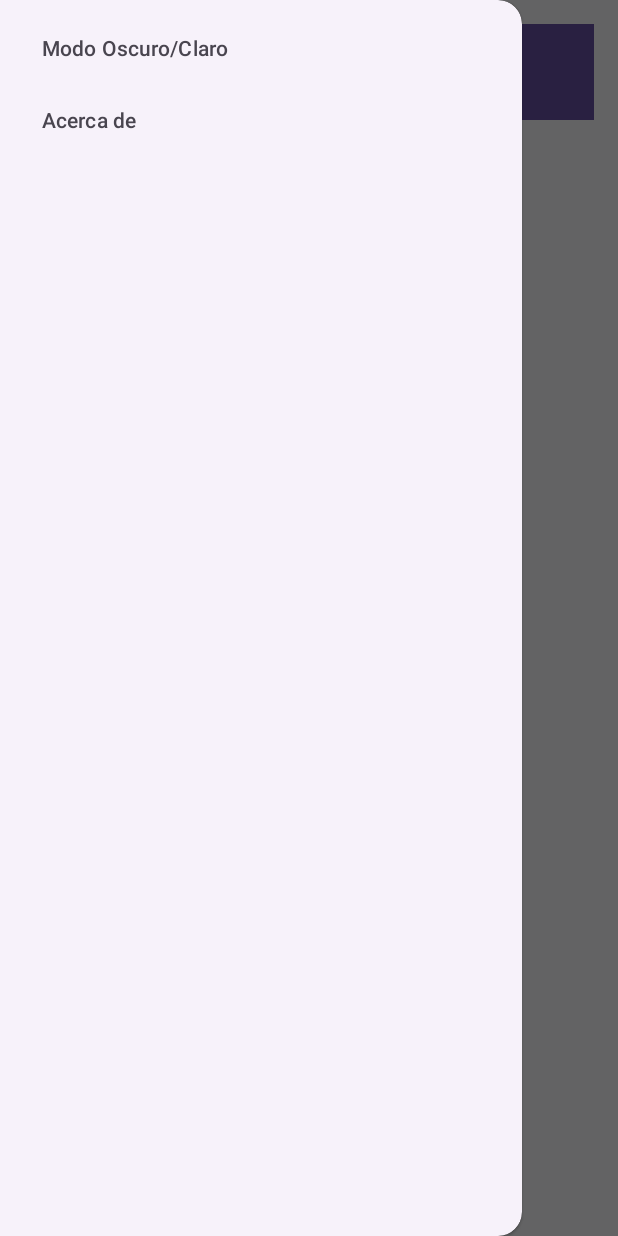
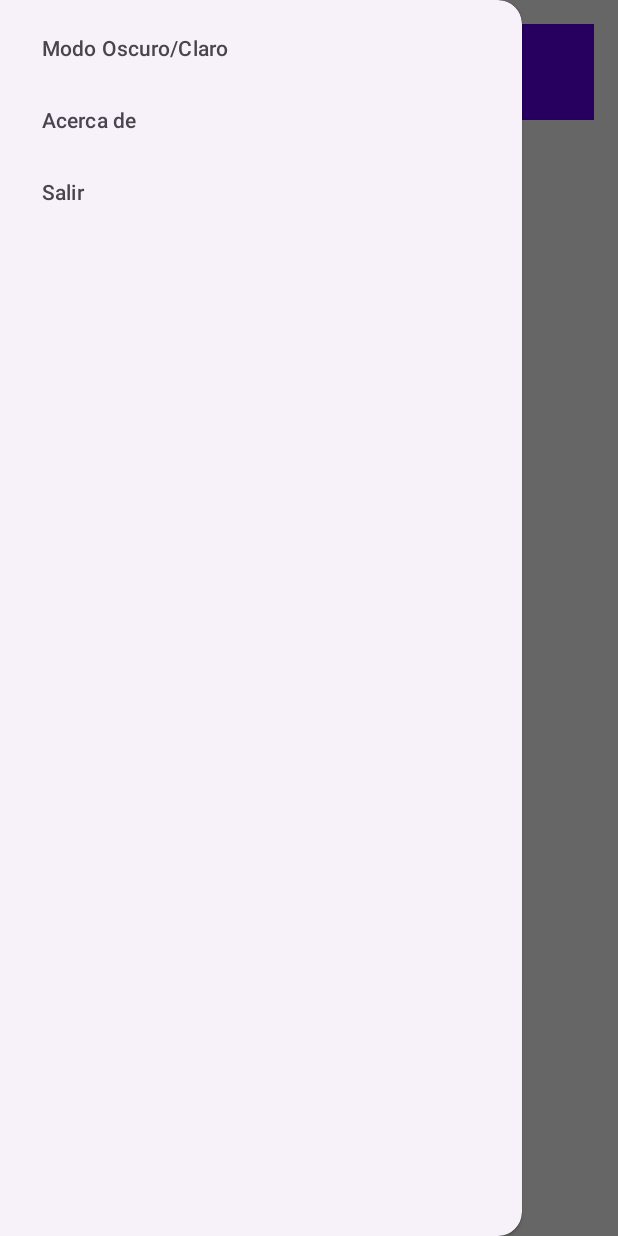
Before and after one commit to Jorgell01/RuletaApp, an Android app: the screen it shows after launch (MainActivity), with the side drawer open, on a phone screen of 412 x 824 dp. Run offline under Robolectric (Android 15) with nearby library versions, the phone set to English and light mode, and no system bars.

Commit message:
feat: add splash activity, navigator drawer and themes.

```diff
--- a/app/src/main/java/com/example/ruletaapp/MainActivity.kt
+++ b/app/src/main/java/com/example/ruletaapp/MainActivity.kt
@@ -2,23 +2,35 @@ package com.example.ruletaapp
 
 import android.content.Intent
 import android.os.Bundle
+import androidx.appcompat.app.ActionBarDrawerToggle
 import androidx.appcompat.app.AppCompatActivity
+import androidx.appcompat.app.AppCompatDelegate
 import androidx.core.view.GravityCompat
-import androidx.drawerlayout.widget.DrawerLayout
 import com.example.ruletaapp.databinding.ActivityMainBinding
 import com.example.ruletaapp.helpers.DialogosHelper
-import com.google.android.material.navigation.NavigationView
 
 class MainActivity : AppCompatActivity() {
     private lateinit var binding: ActivityMainBinding
-    private lateinit var drawerLayout: DrawerLayout
+    private lateinit var drawerToggle: ActionBarDrawerToggle
 
     override fun onCreate(savedInstanceState: Bundle?) {
         super.onCreate(savedInstanceState)
+        applySavedTheme()
         binding = ActivityMainBinding.inflate(layoutInflater)
         setContentView(binding.root)
 
-        drawerLayout = binding.drawerLayout
+        // Configurar Toolbar
+        setSupportActionBar(binding.toolbar)
+        supportActionBar?.setDisplayHomeAsUpEnabled(true)
+        supportActionBar?.setHomeAsUpIndicator(R.drawable.ic_menu)
+
+        // Configurar DrawerToggle
+        drawerToggle = ActionBarDrawerToggle(
+            this, binding.drawerLayout, binding.toolbar,
+            R.string.navigation_drawer_open, R.string.navigation_drawer_close
+        )
+        binding.drawerLayout.addDrawerListener(drawerToggle)
+        drawerToggle.syncState()
 
         // Configurar botones
         binding.btnJuego.setOnClickListener {
@@ -38,9 +50,18 @@ class MainActivity : AppCompatActivity() {
                 R.id.menu_acerca_de -> {
                     DialogosHelper.mostrarDialogoAcercaDe(this)
                 }
+                R.id.menu_salir -> {
+                    finishAffinity() // Cierra la aplicación
+                }
             }
-            drawerLayout.closeDrawer(GravityCompat.START)
+            binding.drawerLayout.closeDrawer(GravityCompat.START)
             true
         }
     }
+
+    private fun applySavedTheme() {
+        val sharedPreferences = getSharedPreferences(DialogosHelper.PREFS_NAME, MODE_PRIVATE)
+        val theme = sharedPreferences.getInt(DialogosHelper.PREF_THEME_KEY, AppCompatDelegate.MODE_NIGHT_NO)
+        AppCompatDelegate.setDefaultNightMode(theme)
+    }
 }
--- /dev/null
+++ b/app/src/main/java/com/example/ruletaapp/SplashActivity.kt
@@ -0,0 +1,20 @@
+package com.example.ruletaapp
+
+import android.content.Intent
+import android.os.Bundle
+import android.os.Handler
+import android.os.Looper
+import androidx.appcompat.app.AppCompatActivity
+
+class SplashActivity : AppCompatActivity() {
+    override fun onCreate(savedInstanceState: Bundle?) {
+        super.onCreate(savedInstanceState)
+        setContentView(R.layout.activity_splash)
+
+        // Esperar 3 segundos y luego iniciar MainActivity
+        Handler(Looper.getMainLooper()).postDelayed({
+            startActivity(Intent(this, MainActivity::class.java))
+            finish()
+        }, 3000) // 3000 milisegundos = 3 segundos
+    }
+}
--- /dev/null
+++ b/app/src/main/res/drawable/ic_menu.xml
@@ -0,0 +1,10 @@
+<!-- res/drawable/ic_menu.xml -->
+<vector xmlns:android="http://schemas.android.com/apk/res/android"
+    android:width="24dp"
+    android:height="24dp"
+    android:viewportWidth="24"
+    android:viewportHeight="24">
+    <path
+        android:fillColor="#000000"
+        android:pathData="M3,18h18v-2H3v2zM3,13h18v-2H3v2zM3,6v2h18V6H3z"/>
+</vector>
--- a/app/src/main/res/layout/activity_main.xml
+++ b/app/src/main/res/layout/activity_main.xml
@@ -4,18 +4,21 @@
     android:layout_height="match_parent"
     xmlns:app="http://schemas.android.com/apk/res-auto">
 
-    <RelativeLayout
+    <androidx.constraintlayout.widget.ConstraintLayout
         android:layout_width="match_parent"
         android:layout_height="match_parent"
         android:padding="16dp"
-        android:background="#F8F9FA">
+        android:background="?attr/colorBackground">
 
         <androidx.appcompat.widget.Toolbar
             android:id="@+id/toolbar"
-            android:layout_width="match_parent"
+            android:layout_width="0dp"
             android:layout_height="wrap_content"
             android:background="?attr/colorPrimary"
             android:theme="@style/ThemeOverlay.AppCompat.Dark.ActionBar"
+            app:layout_constraintEnd_toEndOf="parent"
+            app:layout_constraintStart_toStartOf="parent"
+            app:layout_constraintTop_toTopOf="parent"
             app:popupTheme="@style/ThemeOverlay.AppCompat.Light" />
 
         <!-- App Icon -->
@@ -23,8 +26,10 @@
             android:id="@+id/appIcon"
             android:layout_width="100dp"
             android:layout_height="100dp"
-            android:layout_centerHorizontal="true"
             android:src="@drawable/ruletaappicon"
+            app:layout_constraintTop_toBottomOf="@id/toolbar"
+            app:layout_constraintStart_toStartOf="parent"
+            app:layout_constraintEnd_toEndOf="parent"
             android:layout_marginTop="50dp" />
 
         <!-- Title -->
@@ -35,9 +40,10 @@
             android:text="RuletaApp"
             android:textSize="24sp"
             android:textStyle="bold"
-            android:textColor="#000000"
-            android:layout_below="@id/appIcon"
-            android:layout_centerHorizontal="true"
+            android:textColor="?attr/colorOnBackground"
+            app:layout_constraintTop_toBottomOf="@id/appIcon"
+            app:layout_constraintStart_toStartOf="parent"
+            app:layout_constraintEnd_toEndOf="parent"
             android:layout_marginTop="16dp" />
 
         <!-- Buttons -->
@@ -46,10 +52,11 @@
             android:layout_width="wrap_content"
             android:layout_height="wrap_content"
             android:text="Juego"
-            android:backgroundTint="#FF0000"
-            android:textColor="#FFFFFF"
-            android:layout_below="@id/tvTitle"
-            android:layout_centerHorizontal="true"
+            android:backgroundTint="?attr/colorPrimary"
+            android:textColor="?attr/colorOnPrimary"
+            app:layout_constraintTop_toBottomOf="@id/tvTitle"
+            app:layout_constraintStart_toStartOf="parent"
+            app:layout_constraintEnd_toEndOf="parent"
             android:layout_marginTop="32dp" />
 
         <Button
@@ -57,23 +64,13 @@
             android:layout_width="wrap_content"
             android:layout_height="wrap_content"
             android:text="Reservas"
-            android:backgroundTint="#00FF00"
-            android:textColor="#FFFFFF"
-            android:layout_below="@id/btnJuego"
-            android:layout_centerHorizontal="true"
+            android:backgroundTint="?attr/colorPrimary"
+            android:textColor="?attr/colorOnPrimary"
+            app:layout_constraintTop_toBottomOf="@id/btnJuego"
+            app:layout_constraintStart_toStartOf="parent"
+            app:layout_constraintEnd_toEndOf="parent"
             android:layout_marginTop="16dp" />
-
-        <Button
-            android:id="@+id/btnOpciones"
-            android:layout_width="wrap_content"
-            android:layout_height="wrap_content"
-            android:text="Opciones"
-            android:backgroundTint="#000000"
-            android:textColor="#FFFFFF"
-            android:layout_below="@id/btnReservas"
-            android:layout_centerHorizontal="true"
-            android:layout_marginTop="16dp" />
-    </RelativeLayout>
+    </androidx.constraintlayout.widget.ConstraintLayout>
 
     <com.google.android.material.navigation.NavigationView
         android:id="@+id/navView"
--- a/app/src/main/res/menu/menu_navigation.xml
+++ b/app/src/main/res/menu/menu_navigation.xml
@@ -5,4 +5,7 @@
     <item
         android:id="@+id/menu_acerca_de"
         android:title="Acerca de" />
+    <item
+        android:id="@+id/menu_salir"
+        android:title="Salir" />
 </menu>
--- a/app/src/main/res/mipmap-anydpi-v26/ic_launcher.xml
+++ b/app/src/main/res/mipmap-anydpi-v26/ic_launcher.xml
@@ -1,4 +1,4 @@
-<?xml version="1.0" encoding="utf-8"?>
+<!-- res/mipmap/ic_launcher.xml -->
 <adaptive-icon xmlns:android="http://schemas.android.com/apk/res/android">
     <background android:drawable="@drawable/ic_launcher_background" />
     <foreground android:drawable="@drawable/ic_launcher_foreground" />
--- a/app/src/main/res/mipmap-anydpi-v26/ic_launcher_round.xml
+++ b/app/src/main/res/mipmap-anydpi-v26/ic_launcher_round.xml
@@ -1,4 +1,4 @@
-<?xml version="1.0" encoding="utf-8"?>
+<!-- res/mipmap/ic_launcher_round.xml -->
 <adaptive-icon xmlns:android="http://schemas.android.com/apk/res/android">
     <background android:drawable="@drawable/ic_launcher_background" />
     <foreground android:drawable="@drawable/ic_launcher_foreground" />
--- a/app/src/main/res/values-night/themes.xml
+++ b/app/src/main/res/values-night/themes.xml
@@ -1,7 +1,12 @@
 <resources xmlns:tools="http://schemas.android.com/tools">
-    <!-- Base application theme. -->
-    <style name="Base.Theme.RuletaApp" parent="Theme.Material3.DayNight.NoActionBar">
-        <!-- Customize your dark theme here. -->
-        <!-- <item name="colorPrimary">@color/my_dark_primary</item> -->
+    <style name="Theme.RuletaApp" parent="Theme.Material3.DayNight.NoActionBar">
+        <!-- Dark Theme -->
+        <item name="colorPrimary">@color/primaryDark</item>
+        <item name="colorOnPrimary">@color/onPrimaryDark</item>
+        <item name="colorBackground">@color/backgroundDark</item>
+        <item name="colorOnBackground">@color/onBackgroundDark</item>
+        <item name="colorSurface">@color/surfaceDark</item>
+        <item name="colorOnSurface">@color/onSurfaceDark</item>
+        <!-- Add more theme attributes as needed -->
     </style>
 </resources>
--- /dev/null
+++ b/app/src/main/res/values/attrs.xml
@@ -0,0 +1,3 @@
+<resources>
+    <attr name="colorBackground" format="color" />
+</resources>
--- a/app/src/main/res/values/colors.xml
+++ b/app/src/main/res/values/colors.xml
@@ -1,6 +1,21 @@
-<?xml version="1.0" encoding="utf-8"?>
 <resources>
-    <color name="green">#00FF00</color> <!-- Verde -->
-    <color name="red">#FF0000</color>   <!-- Rojo -->
-    <color name="white">#FFFFFF</color> <!-- Blanco -->
+    <!-- Light Theme Colors -->
+    <color name="primaryLight">#6200EE</color>
+    <color name="onPrimaryLight">#FFFFFF</color>
+    <color name="backgroundLight">#FFFFFF</color>
+    <color name="onBackgroundLight">#000000</color>
+    <color name="surfaceLight">#FFFFFF</color>
+    <color name="onSurfaceLight">#000000</color>
+
+    <!-- Dark Theme Colors -->
+    <color name="primaryDark">#BB86FC</color>
+    <color name="onPrimaryDark">#000000</color>
+    <color name="backgroundDark">#121212</color>
+    <color name="onBackgroundDark">#FFFFFF</color>
+    <color name="surfaceDark">#121212</color>
+    <color name="onSurfaceDark">#FFFFFF</color>
+
+    <!-- Additional Colors -->
+    <color name="green">#00FF00</color>
+    <color name="white">#FFFFFF</color>
 </resources>
--- a/app/src/main/res/values/strings.xml
+++ b/app/src/main/res/values/strings.xml
@@ -5,4 +5,6 @@
     <string name="dialog_acerca_de">Acerca de</string>
     <string name="modo_claro">Claro</string>
     <string name="modo_oscuro">Oscuro</string>
+    <string name="navigation_drawer_open">Open navigation drawer</string>
+    <string name="navigation_drawer_close">Close navigation drawer</string>
 </resources>
--- a/app/src/main/res/values/themes.xml
+++ b/app/src/main/res/values/themes.xml
@@ -1,9 +1,12 @@
 <resources xmlns:tools="http://schemas.android.com/tools">
-    <!-- Base application theme. -->
-    <style name="Base.Theme.RuletaApp" parent="Theme.Material3.DayNight.NoActionBar">
-        <!-- Customize your light theme here. -->
-        <!-- <item name="colorPrimary">@color/my_light_primary</item> -->
+    <style name="Theme.RuletaApp" parent="Theme.Material3.DayNight.NoActionBar">
+        <!-- Light Theme -->
+        <item name="colorPrimary">@color/primaryLight</item>
+        <item name="colorOnPrimary">@color/onPrimaryLight</item>
+        <item name="colorBackground">@color/backgroundLight</item>
+        <item name="colorOnBackground">@color/onBackgroundLight</item>
+        <item name="colorSurface">@color/surfaceLight</item>
+        <item name="colorOnSurface">@color/onSurfaceLight</item>
+        <!-- Add more theme attributes as needed -->
     </style>
-
-    <style name="Theme.RuletaApp" parent="Base.Theme.RuletaApp" />
 </resources>
```
Also changed, not shown: app/src/main/AndroidManifest.xml (+15 -10 lines), app/src/main/java/com/example/ruletaapp/JuegoActivity.kt (+14 -5 lines), app/src/main/java/com/example/ruletaapp/helpers/DialogosHelper.kt (+22 -13 lines), app/src/main/res/layout/activity_juego.xml (+11 -12 lines), app/src/main/res/layout/activity_reservas.xml (+16 -1 lines), app/src/main/res/layout/activity_splash.xml (added, +21 -0 lines), app/src/main/res/menu/menu_toolbar.xml (added, +8 -0 lines).
